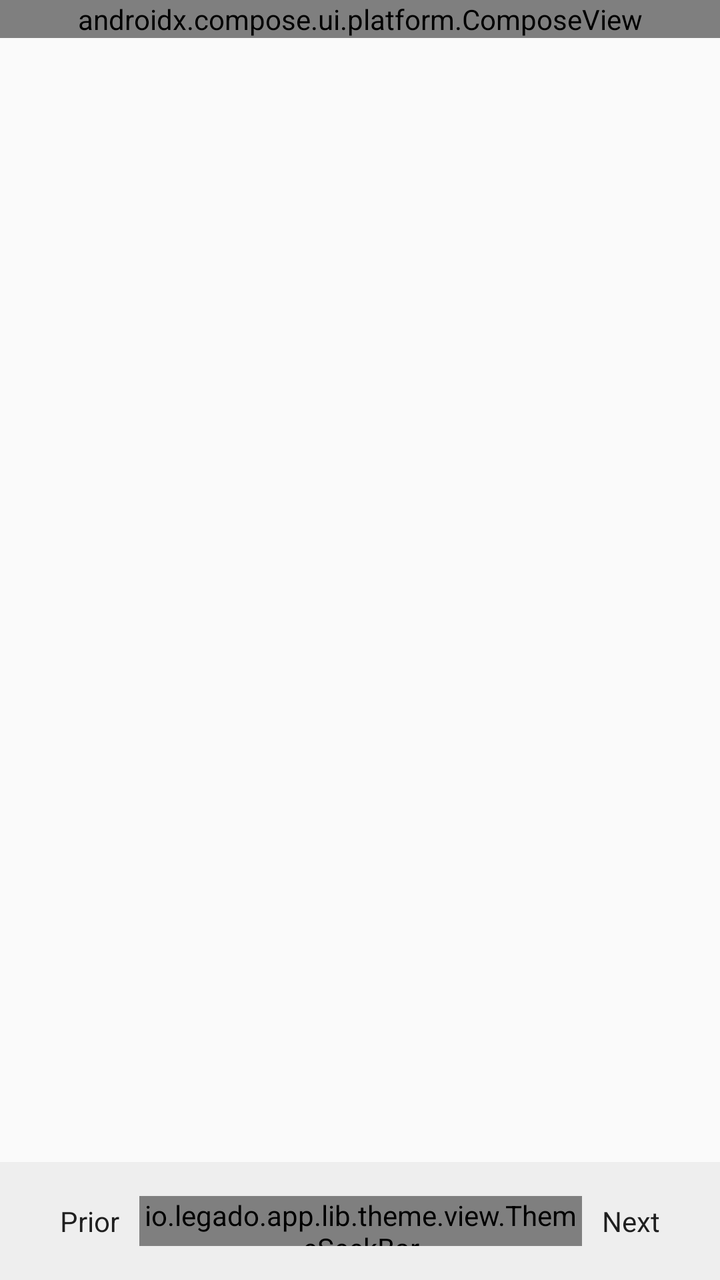
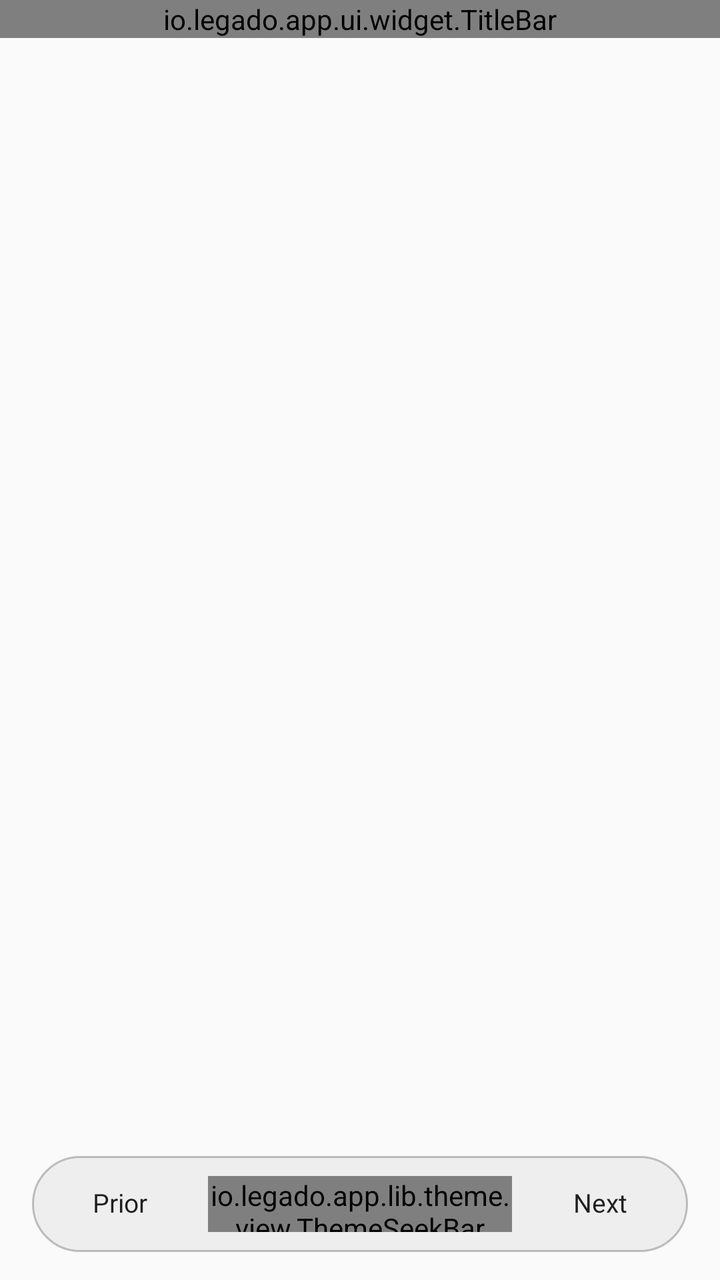

An Android layout rendered at two revisions. The XML below is the earlier revision; the diff shows what the commit changed to produce the second picture.
<!-- AndroidManifest.xml: application theme AppTheme.Light -->
<!-- res/layout/view_manga_menu.xml -->
<?xml version="1.0" encoding="utf-8"?>
<androidx.constraintlayout.widget.ConstraintLayout xmlns:android="http://schemas.android.com/apk/res/android"
    xmlns:app="http://schemas.android.com/apk/res-auto"
    xmlns:tools="http://schemas.android.com/tools"
    android:id="@+id/vw_menu_root"
    android:layout_width="match_parent"
    android:layout_height="match_parent"
    android:orientation="vertical">

    <View
        android:id="@+id/vw_menu_bg"
        android:layout_width="match_parent"
        android:layout_height="match_parent"
        android:contentDescription="@string/content"
        tools:layout_editor_absoluteX="0dp"
        tools:layout_editor_absoluteY="0dp" />

    <LinearLayout
        android:id="@+id/top_bar_container"
        android:layout_width="match_parent"
        android:layout_height="wrap_content"
        android:orientation="vertical"
        app:layout_constraintTop_toTopOf="parent">

        <androidx.compose.ui.platform.ComposeView
            android:id="@+id/compose_top_bar"
            android:layout_width="match_parent"
            android:layout_height="wrap_content" />

        <androidx.constraintlayout.widget.ConstraintLayout
            android:id="@+id/title_bar_addition"
            android:layout_width="match_parent"
            android:layout_height="wrap_content"
            android:visibility="gone"
            tools:visibility="visible">

            <TextView
                android:id="@+id/tv_chapter_name"
                android:layout_width="0dp"
                android:layout_height="wrap_content"
                android:paddingLeft="10dp"
                android:paddingRight="10dp"
                android:singleLine="true"
                android:visibility="gone"
                app:layout_constraintLeft_toLeftOf="parent"
                app:layout_constraintRight_toLeftOf="@+id/tv_source_action"
                app:layout_constraintTop_toTopOf="parent"
                tools:visibility="visible" />

            <TextView
                android:id="@+id/tv_chapter_url"
                android:layout_width="0dp"
                android:layout_height="wrap_content"
                android:paddingLeft="10dp"
                android:paddingRight="10dp"
                android:singleLine="true"
                android:visibility="gone"
                app:layout_constraintLeft_toLeftOf="parent"
                app:layout_constraintRight_toLeftOf="@+id/tv_source_action"
                app:layout_constraintTop_toBottomOf="@+id/tv_chapter_name"
                tools:visibility="visible" />

            <io.legado.app.ui.widget.text.AccentBgTextView
                android:id="@+id/tv_source_action"
                android:layout_width="wrap_content"
                android:layout_height="0dp"
                android:layout_margin="1dp"
                android:gravity="center"
                android:maxWidth="120dp"
                android:paddingLeft="6dp"
                android:paddingRight="6dp"
                android:text="@string/book_source"
                app:layout_constraintBottom_toBottomOf="@+id/tv_chapter_url"
                app:layout_constraintRight_toRightOf="parent"
                app:layout_constraintTop_toTopOf="parent"
                app:radius="2dp"
                tools:visibility="visible" />

        </androidx.constraintlayout.widget.ConstraintLayout>

    </LinearLayout>

    <LinearLayout
        android:id="@+id/bottom_menu"
        android:layout_width="match_parent"
        android:layout_height="wrap_content"
        android:background="@color/background_menu"
        android:importantForAccessibility="no"
        android:orientation="vertical"
        app:layout_constraintBottom_toBottomOf="parent">

        <LinearLayout
            android:layout_width="match_parent"
            android:layout_height="wrap_content"
            android:layout_marginLeft="20dp"
            android:layout_marginTop="10dp"
            android:layout_marginRight="20dp"
            android:layout_marginBottom="10dp"
            android:importantForAccessibility="no"
            android:orientation="horizontal">

            <TextView
                android:id="@+id/tv_pre"
                android:layout_width="wrap_content"
                android:layout_height="wrap_content"
                android:layout_marginStart="10dp"
                android:layout_marginEnd="10dp"
                android:background="?android:attr/selectableItemBackgroundBorderless"
                android:paddingTop="10dp"
                android:paddingBottom="10dp"
                android:text="@string/previous_chapter"
                android:textColor="@color/primaryText"
                android:textSize="@dimen/text_14sp"
                tools:ignore="TouchTargetSizeCheck" />

            <io.legado.app.lib.theme.view.ThemeSeekBar
                android:id="@+id/seek_read_page"
                android:layout_width="0dp"
                android:layout_height="25dp"
                android:layout_gravity="center_vertical"
                android:layout_weight="1" />

            <TextView
                android:id="@+id/tv_next"
                android:layout_width="wrap_content"
                android:layout_height="wrap_content"
                android:layout_marginStart="10dp"
                android:layout_marginEnd="10dp"
                android:background="?android:attr/selectableItemBackgroundBorderless"
                android:paddingTop="10dp"
                android:paddingBottom="10dp"
                android:text="@string/next_chapter"
                android:textColor="@color/primaryText"
                android:textSize="@dimen/text_14sp"
                tools:ignore="TouchTargetSizeCheck" />
        </LinearLayout>
    </LinearLayout>

</androidx.constraintlayout.widget.ConstraintLayout>
<!-- resources referenced by this layout -->
<resources>
  <color name="background_menu">@color/md_grey_200</color>
  <color name="primaryText">#de000000</color>
  <dimen name="text_14sp">14sp</dimen>
  <string name="book_source">Book sources</string>
  <string name="content">Content</string>
  <string name="next_chapter">Next</string>
  <string name="previous_chapter">Prior</string>
  <style name="AppTheme.Light" parent="Base.AppTheme">
          <item name="actionBarStyle">@style/AppTheme.AppBarOverlay.Light</item>
      </style>
  <color name="md_grey_200">#EEEEEE</color>
  <style name="AppTheme.AppBarOverlay.Light" parent="ThemeOverlay.AppCompat.Light">
          <item name="colorAccent">@color/md_grey_900</item>
      </style>
  <color name="primary">@color/md_light_blue_800</color>
  <color name="primaryDark">@color/md_light_blue_900</color>
  <color name="accent">@color/md_pink_800</color>
  <color name="transparent">#00000000</color>
  <color name="md_grey_900">#212121</color>
  <color name="md_light_blue_800">#0277BD</color>
  <color name="md_light_blue_900">#01579B</color>
  <color name="md_pink_800">#AD1457</color>
  <color name="menu_color_default">#383838</color>
  <!-- unchanged entries left out for length: 4 -->
</resources>

<!-- the commit's change to res/layout/view_manga_menu.xml (unified diff, before → after) -->
@@ -15,24 +15,18 @@
         tools:layout_editor_absoluteX="0dp"
         tools:layout_editor_absoluteY="0dp" />
 
-    <LinearLayout
-        android:id="@+id/top_bar_container"
+    <io.legado.app.ui.widget.TitleBar
+        android:id="@+id/title_bar"
         android:layout_width="match_parent"
         android:layout_height="wrap_content"
-        android:orientation="vertical"
-        app:layout_constraintTop_toTopOf="parent">
-
-        <androidx.compose.ui.platform.ComposeView
-            android:id="@+id/compose_top_bar"
-            android:layout_width="match_parent"
-            android:layout_height="wrap_content" />
+        android:theme="?attr/actionBarStyle"
+        app:layout_constraintTop_toTopOf="parent"
+        app:opaque="true" >
 
         <androidx.constraintlayout.widget.ConstraintLayout
             android:id="@+id/title_bar_addition"
             android:layout_width="match_parent"
-            android:layout_height="wrap_content"
-            android:visibility="gone"
-            tools:visibility="visible">
+            android:layout_height="wrap_content">
 
             <TextView
                 android:id="@+id/tv_chapter_name"
@@ -78,60 +72,51 @@
 
         </androidx.constraintlayout.widget.ConstraintLayout>
 
-    </LinearLayout>
+    </io.legado.app.ui.widget.TitleBar>
 
     <LinearLayout
         android:id="@+id/bottom_menu"
         android:layout_width="match_parent"
         android:layout_height="wrap_content"
-        android:background="@color/background_menu"
+        android:background="@android:color/transparent"
         android:importantForAccessibility="no"
         android:orientation="vertical"
         app:layout_constraintBottom_toBottomOf="parent">
 
         <LinearLayout
+            android:id="@+id/ll_manga_control_pill"
             android:layout_width="match_parent"
-            android:layout_height="wrap_content"
-            android:layout_marginLeft="20dp"
-            android:layout_marginTop="10dp"
-            android:layout_marginRight="20dp"
-            android:layout_marginBottom="10dp"
+            android:layout_height="@dimen/manga_control_bar_height"
+            android:layout_marginStart="@dimen/manga_control_outer_margin_horizontal"
+            android:layout_marginTop="@dimen/manga_control_outer_margin_vertical"
+            android:layout_marginEnd="@dimen/manga_control_outer_margin_horizontal"
+            android:layout_marginBottom="@dimen/manga_control_outer_margin_vertical"
+            android:background="@drawable/bg_manga_control_pill"
+            android:gravity="center_vertical"
             android:importantForAccessibility="no"
-            android:orientation="horizontal">
+            android:orientation="horizontal"
+            android:paddingStart="@dimen/manga_control_bar_padding_horizontal"
+            android:paddingEnd="@dimen/manga_control_bar_padding_horizontal">
 
             <TextView
                 android:id="@+id/tv_pre"
-                android:layout_width="wrap_content"
-                android:layout_height="wrap_content"
-                android:layout_marginStart="10dp"
-                android:layout_marginEnd="10dp"
-                android:background="?android:attr/selectableItemBackgroundBorderless"
-                android:paddingTop="10dp"
-                android:paddingBottom="10dp"
+                style="@style/MangaControlButton"
                 android:text="@string/previous_chapter"
-                android:textColor="@color/primaryText"
-                android:textSize="@dimen/text_14sp"
                 tools:ignore="TouchTargetSizeCheck" />
 
             <io.legado.app.lib.theme.view.ThemeSeekBar
                 android:id="@+id/seek_read_page"
                 android:layout_width="0dp"
-                android:layout_height="25dp"
+                android:layout_height="@dimen/manga_control_seek_height"
                 android:layout_gravity="center_vertical"
+                android:layout_marginStart="@dimen/manga_control_seek_margin_horizontal"
+                android:layout_marginEnd="@dimen/manga_control_seek_margin_horizontal"
                 android:layout_weight="1" />
 
             <TextView
                 android:id="@+id/tv_next"
-                android:layout_width="wrap_content"
-                android:layout_height="wrap_content"
-                android:layout_marginStart="10dp"
-                android:layout_marginEnd="10dp"
-                android:background="?android:attr/selectableItemBackgroundBorderless"
-                android:paddingTop="10dp"
-                android:paddingBottom="10dp"
+                style="@style/MangaControlButton"
                 android:text="@string/next_chapter"
-                android:textColor="@color/primaryText"
-                android:textSize="@dimen/text_14sp"
                 tools:ignore="TouchTargetSizeCheck" />
         </LinearLayout>
     </LinearLayout>
<!-- resource entries referenced after the edit -->
@@ -1,16 +1,76 @@
 <!-- resources referenced by this layout -->
 <resources>
+  <dimen name="manga_control_bar_height">48dp</dimen>
+  <dimen name="manga_control_bar_padding_horizontal">8dp</dimen>
+  <dimen name="manga_control_outer_margin_horizontal">16dp</dimen>
+  <dimen name="manga_control_outer_margin_vertical">14dp</dimen>
+  <dimen name="manga_control_seek_height">28dp</dimen>
+  <dimen name="manga_control_seek_margin_horizontal">8dp</dimen>
+  <!-- drawable bg_manga_control_pill (drawable) -->
+  <?xml version="1.0" encoding="utf-8"?>
+  <shape xmlns:android="http://schemas.android.com/apk/res/android"
+      android:shape="rectangle">
+  
+      <corners android:radius="@dimen/manga_control_bar_radius" />
+      <solid android:color="@color/background_menu" />
+      <stroke
+          android:width="@dimen/manga_control_bar_stroke_width"
+          android:color="@color/divider" />
+  
+  </shape>
   <color name="background_menu">@color/md_grey_200</color>
+  <dimen name="manga_control_bar_stroke_width">1dp</dimen>
+  <color name="divider">#66666666</color>
+  <!-- drawable bg_read_menu_quick_action_button (drawable) -->
+  <?xml version="1.0" encoding="utf-8"?>
+  <ripple xmlns:android="http://schemas.android.com/apk/res/android"
+      android:color="?attr/colorControlHighlight">
+  
+      <item android:id="@android:id/mask">
+          <shape android:shape="rectangle">
+              <corners android:radius="@dimen/ui_action_radius" />
+              <solid android:color="@android:color/white" />
+          </shape>
+      </item>
+  
+      <item>
+          <shape android:shape="rectangle">
+              <corners android:radius="@dimen/ui_action_radius" />
+              <solid android:color="@android:color/transparent" />
+          </shape>
+      </item>
+  
+  </ripple>
+  <dimen name="manga_control_button_min_width">72dp</dimen>
+  <dimen name="manga_control_button_padding_horizontal">12dp</dimen>
   <color name="primaryText">#de000000</color>
-  <dimen name="text_14sp">14sp</dimen>
+  <dimen name="manga_control_button_text_size">13sp</dimen>
   <string name="book_source">Book sources</string>
   <string name="content">Content</string>
   <string name="next_chapter">Next</string>
   <string name="previous_chapter">Prior</string>
+  <style name="MangaControlButton">
+          <item name="android:layout_width">wrap_content</item>
+          <item name="android:layout_height">match_parent</item>
+          <item name="android:background">@drawable/bg_read_menu_quick_action_button</item>
+          <item name="android:clickable">true</item>
+          <item name="android:ellipsize">end</item>
+          <item name="android:focusable">true</item>
+          <item name="android:gravity">center</item>
+          <item name="android:includeFontPadding">false</item>
+          <item name="android:maxLines">1</item>
+          <item name="android:minWidth">@dimen/manga_control_button_min_width</item>
+          <item name="android:paddingStart">@dimen/manga_control_button_padding_horizontal</item>
+          <item name="android:paddingEnd">@dimen/manga_control_button_padding_horizontal</item>
+          <item name="android:textColor">@color/primaryText</item>
+          <item name="android:textSize">@dimen/manga_control_button_text_size</item>
+      </style>
   <style name="AppTheme.Light" parent="Base.AppTheme">
           <item name="actionBarStyle">@style/AppTheme.AppBarOverlay.Light</item>
       </style>
+  <dimen name="manga_control_bar_radius">24dp</dimen>
   <color name="md_grey_200">#EEEEEE</color>
+  <dimen name="ui_action_radius">9dp</dimen>
   <style name="AppTheme.AppBarOverlay.Light" parent="ThemeOverlay.AppCompat.Light">
           <item name="colorAccent">@color/md_grey_900</item>
       </style>
